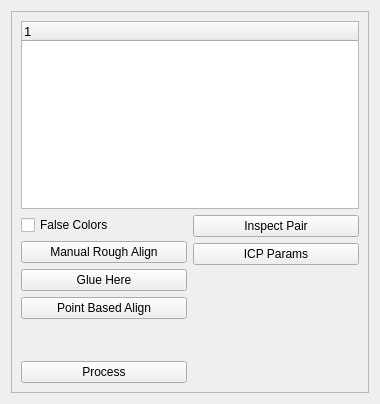
First picture: the form in src/meshlabplugins/editalign/alignDialog.ui, repository cnr-isti-vclab/meshlab, before the edit.
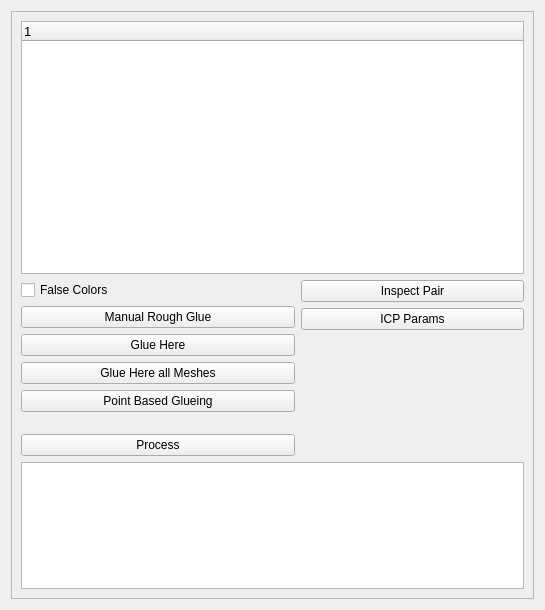
Second picture: the form after the edit.

Commit message: Second version with point based aligning tool.  bugged, but sometime global and point based works. Scaling still to check

```diff
--- a/src/meshlabplugins/editalign/alignDialog.ui
+++ b/src/meshlabplugins/editalign/alignDialog.ui
@@ -5,8 +5,8 @@
    <rect>
     <x>0</x>
     <y>0</y>
-    <width>380</width>
-    <height>404</height>
+    <width>545</width>
+    <height>610</height>
    </rect>
   </property>
   <property name="windowTitle" >
@@ -24,6 +24,12 @@
      <layout class="QVBoxLayout" >
       <item>
        <widget class="QTreeWidget" name="alignTreeWidget" >
+        <property name="sizePolicy" >
+         <sizepolicy vsizetype="Expanding" hsizetype="Expanding" >
+          <horstretch>0</horstretch>
+          <verstretch>2</verstretch>
+         </sizepolicy>
+        </property>
         <property name="font" >
          <font>
           <pointsize>10</pointsize>
@@ -50,7 +56,7 @@
           <item>
            <widget class="QPushButton" name="manualAlignButton" >
             <property name="text" >
-             <string>Manual Rough Align</string>
+             <string>Manual Rough Glue</string>
             </property>
            </widget>
           </item>
@@ -61,10 +67,17 @@
             </property>
            </widget>
           </item>
+          <item>
+           <widget class="QPushButton" name="glueHereAllButton" >
+            <property name="text" >
+             <string>Glue Here all Meshes</string>
+            </property>
+           </widget>
+          </item>
           <item>
            <widget class="QPushButton" name="pointBasedAlignButton" >
             <property name="text" >
-             <string>Point Based Align</string>
+             <string>Point Based Glueing</string>
             </property>
            </widget>
           </item>
@@ -75,8 +88,8 @@
             </property>
             <property name="sizeHint" >
              <size>
-              <width>20</width>
-              <height>40</height>
+              <width>274</width>
+              <height>16</height>
              </size>
             </property>
            </spacer>
@@ -123,6 +136,22 @@
         </item>
        </layout>
       </item>
+      <item>
+       <widget class="QTextEdit" name="logTextEdit" >
+        <property name="sizePolicy" >
+         <sizepolicy vsizetype="Expanding" hsizetype="Expanding" >
+          <horstretch>0</horstretch>
+          <verstretch>1</verstretch>
+         </sizepolicy>
+        </property>
+        <property name="font" >
+         <font>
+          <family>Courier</family>
+          <pointsize>9</pointsize>
+         </font>
+        </property>
+       </widget>
+      </item>
      </layout>
     </widget>
    </item>
```
Left out of the diff: 3 changed lines with no effect on the pictures. The commit also changes 9 other files.
